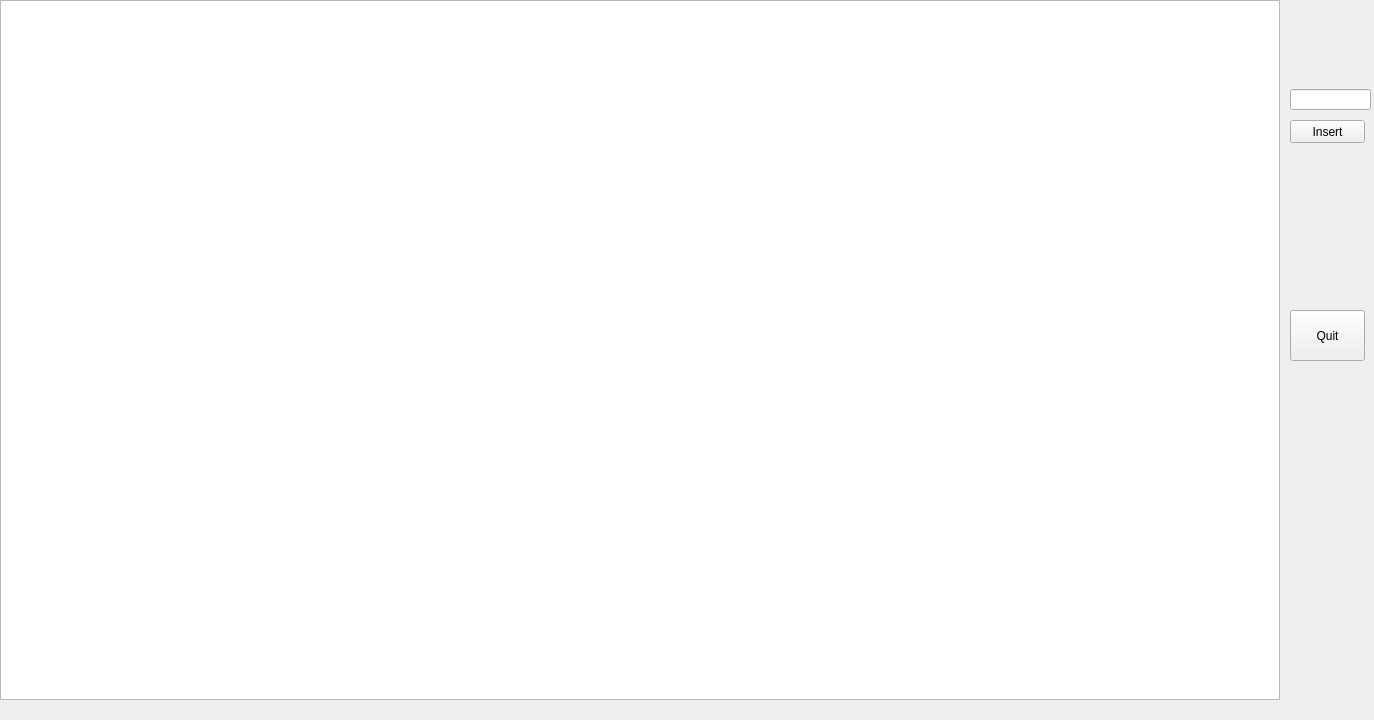
sauzzon/Visualization, file Visualizer/treewidget.ui: the form before one commit.
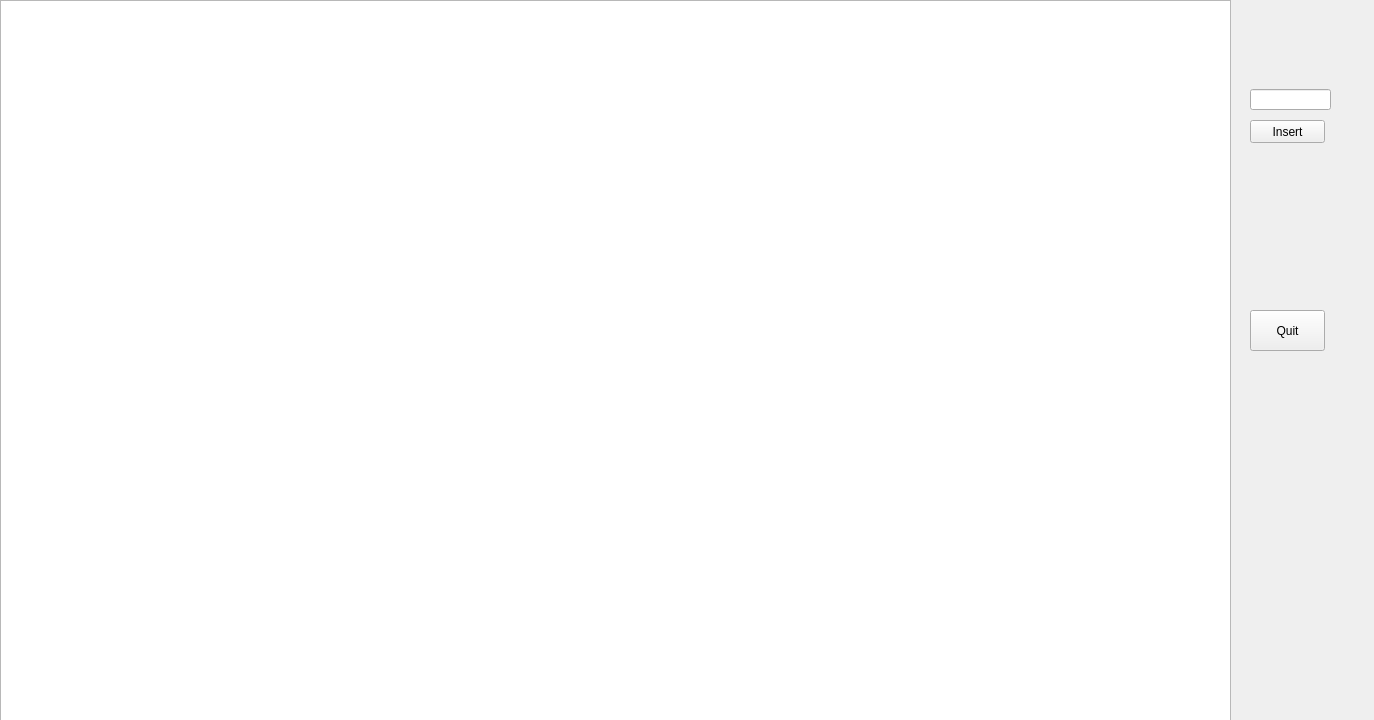
The form after the commit.

The edit to the form file:
```diff
--- a/Visualizer/treewidget.ui
+++ b/Visualizer/treewidget.ui
@@ -18,18 +18,24 @@
     <rect>
      <x>0</x>
      <y>0</y>
-     <width>1280</width>
-     <height>700</height>
+     <width>1231</width>
+     <height>721</height>
     </rect>
    </property>
+   <property name="verticalScrollBarPolicy">
+    <enum>Qt::ScrollBarAlwaysOff</enum>
+   </property>
+   <property name="horizontalScrollBarPolicy">
+    <enum>Qt::ScrollBarAlwaysOff</enum>
+   </property>
   </widget>
   <widget class="QPushButton" name="quitButton">
    <property name="geometry">
     <rect>
-     <x>1290</x>
+     <x>1250</x>
      <y>310</y>
      <width>75</width>
-     <height>51</height>
+     <height>41</height>
     </rect>
    </property>
    <property name="text">
@@ -39,7 +45,7 @@
   <widget class="QLineEdit" name="insertValue">
    <property name="geometry">
     <rect>
-     <x>1290</x>
+     <x>1250</x>
      <y>89</y>
      <width>81</width>
      <height>21</height>
@@ -49,7 +55,7 @@
   <widget class="QPushButton" name="insertButton">
    <property name="geometry">
     <rect>
-     <x>1290</x>
+     <x>1250</x>
      <y>120</y>
      <width>75</width>
      <height>23</height>
```
